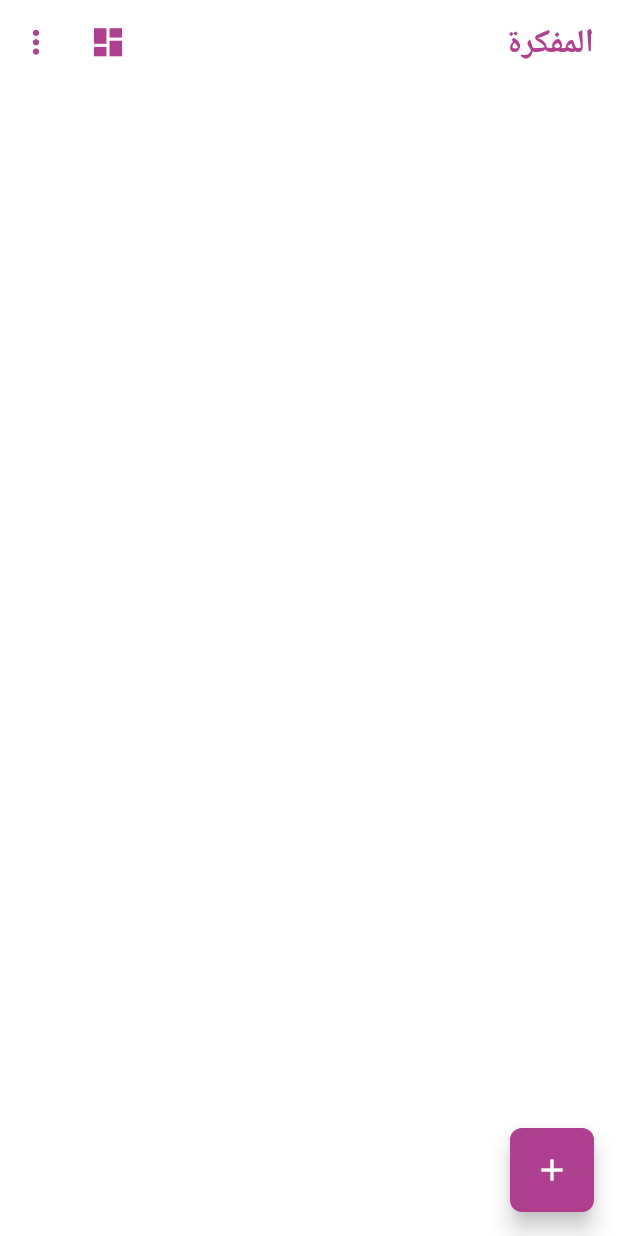
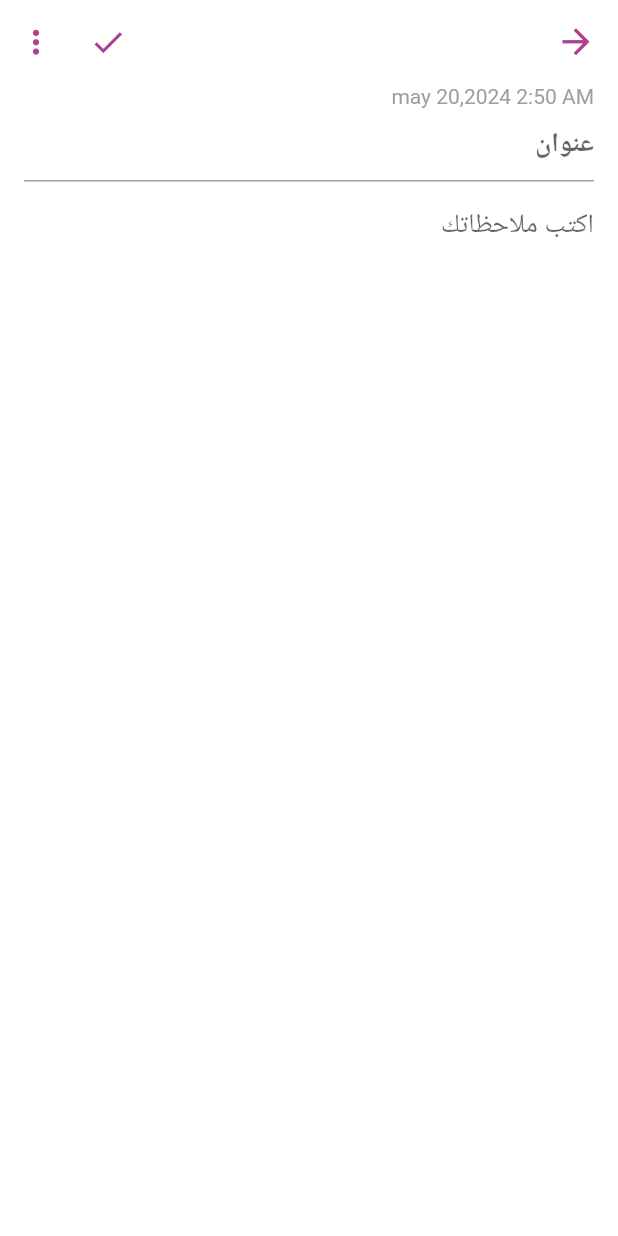
Before and after one commit to rehabsaad075/my_notes_app, a Flutter app: the screen it shows after launch, after a tap on the "add" icon, on a phone screen of 412 x 824 dp. Run offline on Flutter 3.47's test engine with Material 2 defaults, Android fonts, the phone set to English and light mode, and no system bars; our stand-ins replace animated_splash_screen, font_awesome_flutter.

Commit message:
create add notes screen

```diff
--- a/lib/main.dart
+++ b/lib/main.dart
@@ -22,6 +22,11 @@ class MyNotesApp extends StatelessWidget {
             fontSize: 22,
             fontWeight: FontWeight.w600
           ),
+            titleSpacing: 12,
+          iconTheme: IconThemeData(
+            color: AppColors.appColor,
+            size: 27,
+          ),
           actionsIconTheme: IconThemeData(
             color: AppColors.appColor,
             size: 25
--- /dev/null
+++ b/lib/view/add_notes_screen.dart
@@ -0,0 +1,53 @@
+import 'package:flutter/material.dart';
+import 'package:my_notes_app/view/widget_custom/text_form_field_custom.dart';
+import 'package:my_notes_app/view_model/app_colors.dart';
+import 'package:my_notes_app/view_model/app_icons.dart';
+
+class AddNotesScreen extends StatelessWidget {
+  const AddNotesScreen({super.key});
+
+  @override
+  Widget build(BuildContext context) {
+    return Directionality(
+      textDirection: TextDirection.rtl,
+      child: Scaffold(
+        appBar: AppBar(
+          actions: [
+            IconButton(
+                onPressed: (){},
+                icon: const Icon(
+                    AppIcons.doneIcon
+                )
+            ),
+            IconButton(
+                onPressed: (){},
+                icon: const Icon(
+                    AppIcons.threeDotVertIcon
+                )
+            ),
+          ],
+        ),
+        body: ListView(
+          padding: const EdgeInsets.symmetric(horizontal: 16,),
+          children: const [
+            Text(
+                'may 20,2024 2:50 AM',
+              style: TextStyle(
+                color: AppColors.gr
+              ),
+            ),
+            TextFormFieldCustom(
+              hintText: 'عنوان',
+              fontWeight: FontWeight.w600,
+            ),
+            SizedBox(height: 5,),
+            TextFormFieldCustom(
+              hintText: 'اكتب ملاحظاتك',
+              maxLines: 35,
+            ),
+          ],
+        ),
+      ),
+    );
+  }
+}
--- a/lib/view/notes_home_page_screen.dart
+++ b/lib/view/notes_home_page_screen.dart
@@ -1,5 +1,7 @@
 import 'package:flutter/material.dart';
+import 'package:my_notes_app/view/add_notes_screen.dart';
 import 'package:my_notes_app/view_model/app_icons.dart';
+import 'package:my_notes_app/view_model/navigation_functions.dart';
 
 class NotesHomePageScreen extends StatelessWidget {
   const NotesHomePageScreen({super.key});
@@ -30,7 +32,12 @@ class NotesHomePageScreen extends StatelessWidget {
         ),
         floatingActionButtonLocation: FloatingActionButtonLocation.startFloat,
         floatingActionButton: FloatingActionButton(
-          onPressed: () {  },
+          onPressed: () {
+            navigationPushFunction(
+                context: context,
+                screen: const AddNotesScreen()
+            );
+          },
           child: const Icon(
               AppIcons.addIcon
           ),
--- /dev/null
+++ b/lib/view/widget_custom/text_form_field_custom.dart
@@ -0,0 +1,37 @@
+import 'package:flutter/material.dart';
+import 'package:my_notes_app/view_model/app_colors.dart';
+
+class TextFormFieldCustom extends StatelessWidget {
+  final String hintText;
+  final FontWeight? fontWeight;
+  final int? maxLines;
+  const TextFormFieldCustom({
+    super.key,
+    required this.hintText,
+    this.fontWeight,
+    this.maxLines=1,
+  });
+
+  @override
+  Widget build(BuildContext context) {
+    return TextFormField(
+      cursorColor: AppColors.appColor,
+      maxLines:maxLines ,
+      style: const TextStyle(
+        fontSize: 18
+      ),
+      decoration: InputDecoration(
+        hintText: hintText,
+        hintStyle: TextStyle(
+          fontSize: 18,
+          fontWeight: fontWeight
+        ),
+        focusedBorder: const UnderlineInputBorder(
+          borderSide: BorderSide(
+            color: AppColors.gr
+          )
+        )
+      ),
+    );
+  }
+}
--- /dev/null
+++ b/lib/view_model/navigation_functions.dart
@@ -0,0 +1,9 @@
+import 'package:flutter/material.dart';
+
+void navigationPushFunction({required context,required Widget screen}){
+  Navigator.push(
+      context,
+      MaterialPageRoute(builder: (context){
+        return screen;
+      }));
+}
```
